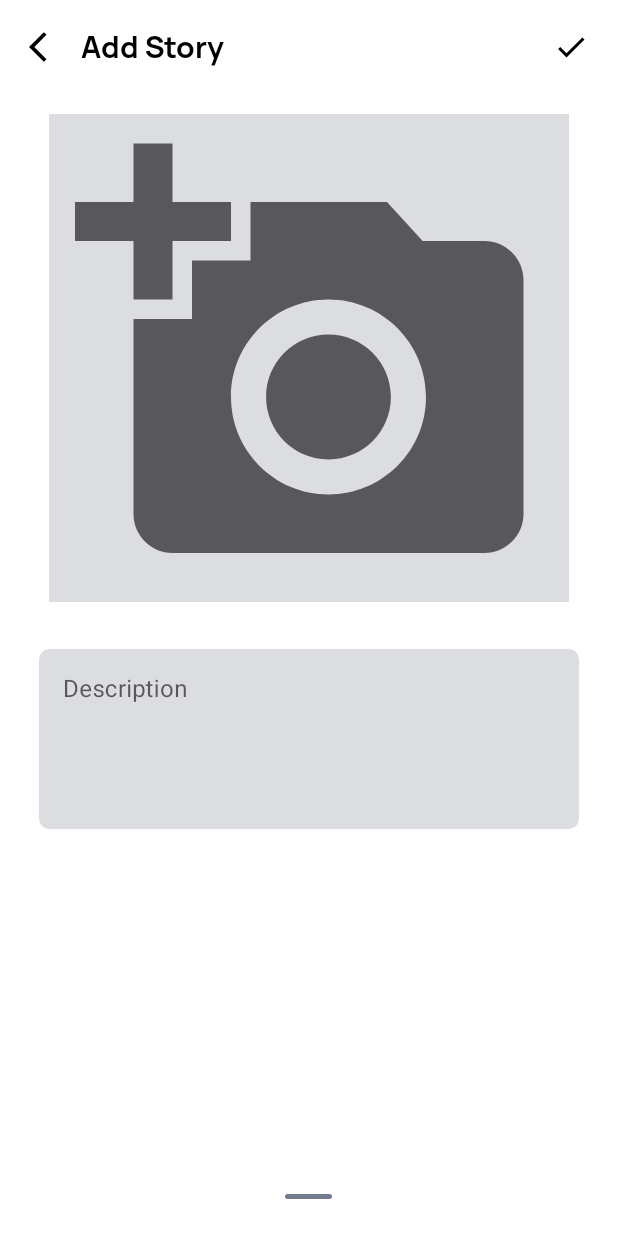
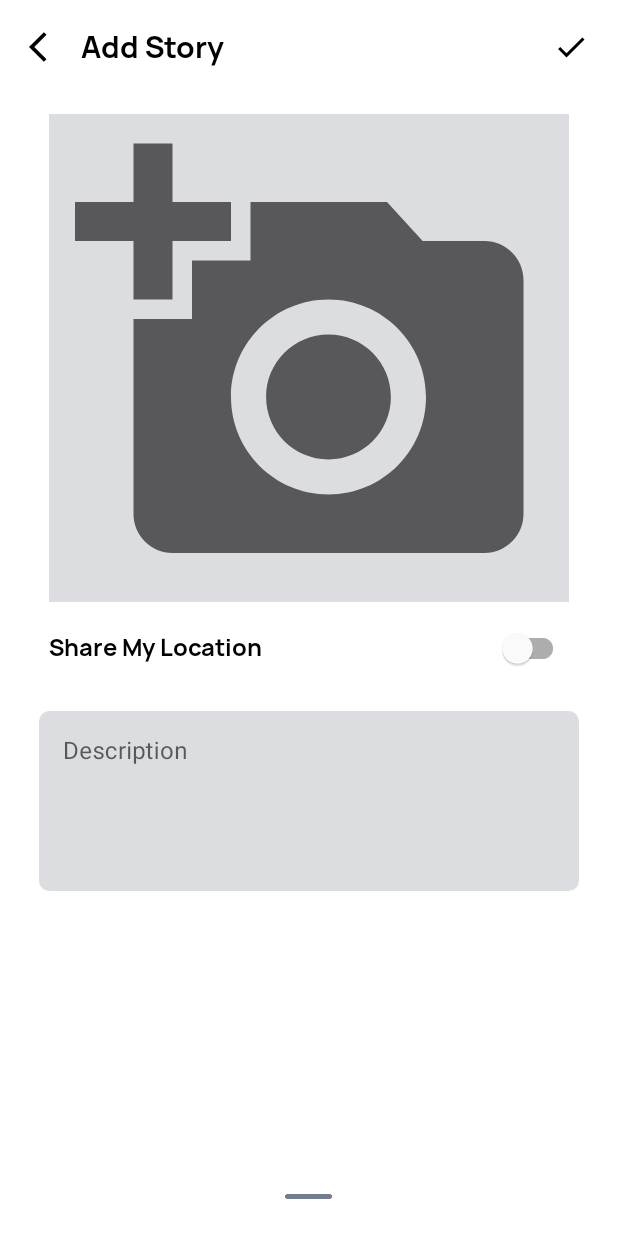
Before and after one commit to tghsetiawan/Story-App, an Android app: the HomeFragment screen opened through its navigation route, after a tap on "Add Story", on a phone screen of 412 x 824 dp. Run offline under Robolectric (Android 15) with nearby library versions, the light colour scheme and no system bars; our stand-ins replace Room's generated code, data binding, paging, sdp/ssp sizes; libraries missing offline, so code that uses them is left out: com.karumi.dexter; pictures from the network do not load; 3 statements that could not run were skipped.

Commit message:
Submission 2 - menambahkan share location pada halaman add new story

```diff
--- a/app/src/main/java/com/teguh/storyapp/data/remote/retrofit/ApiService.kt
+++ b/app/src/main/java/com/teguh/storyapp/data/remote/retrofit/ApiService.kt
@@ -36,9 +36,9 @@ interface ApiService {
     //function get new story
     @GET("stories")
     suspend fun getStory(
-        @Header("Authorization") token: String,
-        @Query("page") page: Int,
-        @Query("size") size: Int,
-        @Query("location") location: Int,
+        @Header("Authorization") token: String?,
+        @Query("page") page: Int?,
+        @Query("size") size: Int?,
+        @Query("location") location: Int?,
     ): ResponseGetStory
 }
--- a/app/src/main/java/com/teguh/storyapp/viewmodel/StoryViewModel.kt
+++ b/app/src/main/java/com/teguh/storyapp/viewmodel/StoryViewModel.kt
@@ -13,6 +13,7 @@ import okhttp3.RequestBody
 class StoryViewModel (private val storyAppRepository: StoryAppRepository) : ViewModel(){
     fun addStory(token: String?, file: MultipartBody.Part?, description: RequestBody?, lat: RequestBody?, lon: RequestBody?) = storyAppRepository.addStory(token, file, description, lat, lon)
 
-    fun getStories(token: String) : LiveData<PagingData<StoryEntity>> =
-        storyAppRepository.getStory(token).cachedIn(viewModelScope)
+    fun getMapStories(token: String?, page: Int?, size: Int?, location: Int?) = storyAppRepository.getMapStory(token, page, size, location)
+
+    fun getStories(token: String) : LiveData<PagingData<StoryEntity>> = storyAppRepository.getStory(token).cachedIn(viewModelScope)
 }
--- a/app/src/main/res/layout/fragment_new_story.xml
+++ b/app/src/main/res/layout/fragment_new_story.xml
@@ -80,6 +80,28 @@
 
         </RelativeLayout>
 
+        <TextView
+            android:id="@+id/tv_share_location"
+            android:layout_width="wrap_content"
+            android:layout_height="wrap_content"
+            android:layout_marginStart="@dimen/_25sdp"
+            android:layout_marginTop="@dimen/_15sdp"
+            android:fontFamily="@font/manrope3_bold"
+            android:text="Share My Location"
+            android:textColor="@color/colorText_4"
+            android:textSize="@dimen/_12ssp"
+            app:layout_constraintStart_toStartOf="parent"
+            app:layout_constraintTop_toBottomOf="@+id/layout_image" />
+
+        <com.google.android.material.switchmaterial.SwitchMaterial
+            android:id="@+id/switch_share_my_location"
+            android:layout_width="wrap_content"
+            android:layout_height="wrap_content"
+            android:layout_marginEnd="@dimen/_25sdp"
+            app:layout_constraintBottom_toBottomOf="@+id/tv_share_location"
+            app:layout_constraintEnd_toEndOf="parent"
+            app:layout_constraintTop_toTopOf="@+id/tv_share_location" />
+
         <com.google.android.material.textfield.TextInputLayout
             android:id="@+id/textInputLayout"
             style="@style/Widget.MaterialComponents.TextInputLayout.OutlinedBox"
@@ -94,7 +116,7 @@
             app:boxStrokeWidth="0dp"
             app:layout_constraintEnd_toEndOf="parent"
             app:layout_constraintStart_toStartOf="parent"
-            app:layout_constraintTop_toBottomOf="@+id/layout_image">
+            app:layout_constraintTop_toBottomOf="@+id/tv_share_location">
 
             <com.google.android.material.textfield.TextInputEditText
                 android:id="@+id/edt_description"
--- a/app/src/main/res/values/strings.xml
+++ b/app/src/main/res/values/strings.xml
@@ -37,4 +37,6 @@
     <string name="write_happy_story">Register and Write Happy Story</string>
     <string name="exit_app">Exit App</string>
     <string name="text_exit_app">Are you sure to exit app?</string>
+    <string name="access_location_off">Access location off</string>
+    <string name="turn_on">Turn On</string>
 </resources>
```
Also changed, not shown: app/src/main/java/com/teguh/storyapp/data/repository/StoryAppRepository.kt (+30 -30 lines), app/src/main/java/com/teguh/storyapp/ui/fragment/CreateStoryFragment.kt (+63 -1 lines), app/src/main/java/com/teguh/storyapp/ui/fragment/MapsFragment.kt (+47 -1 lines), 1 other file.
